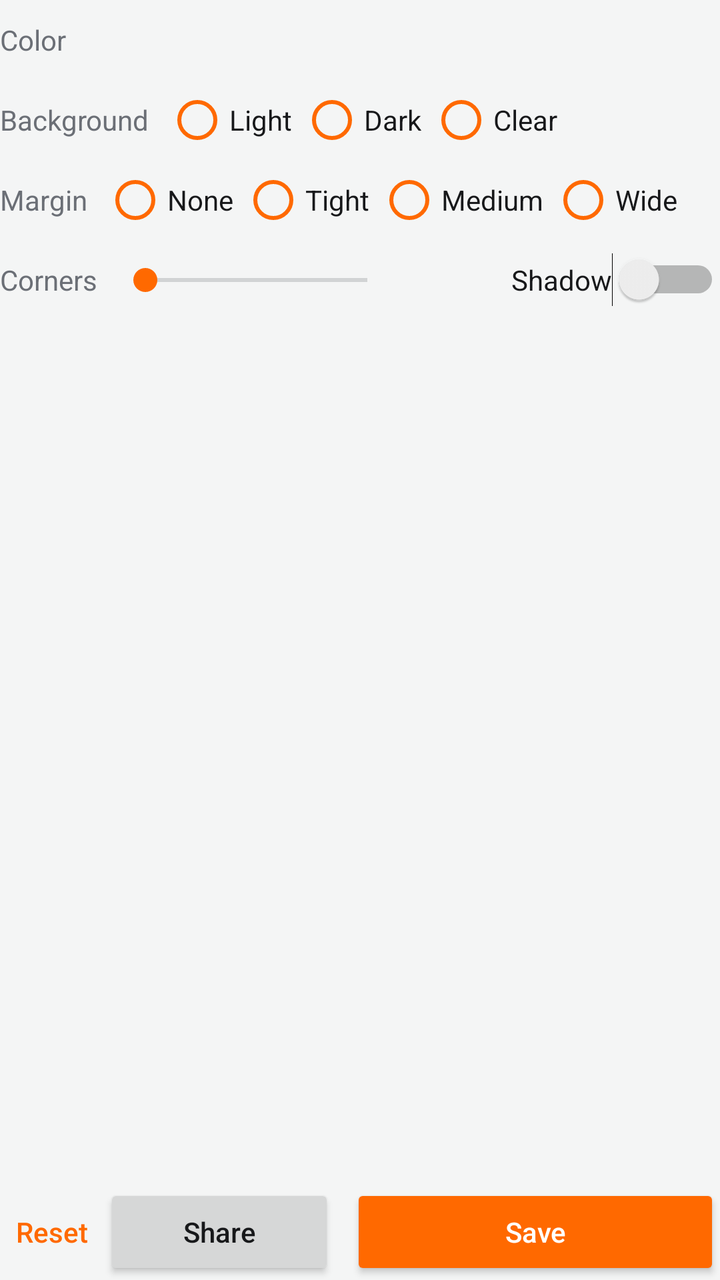
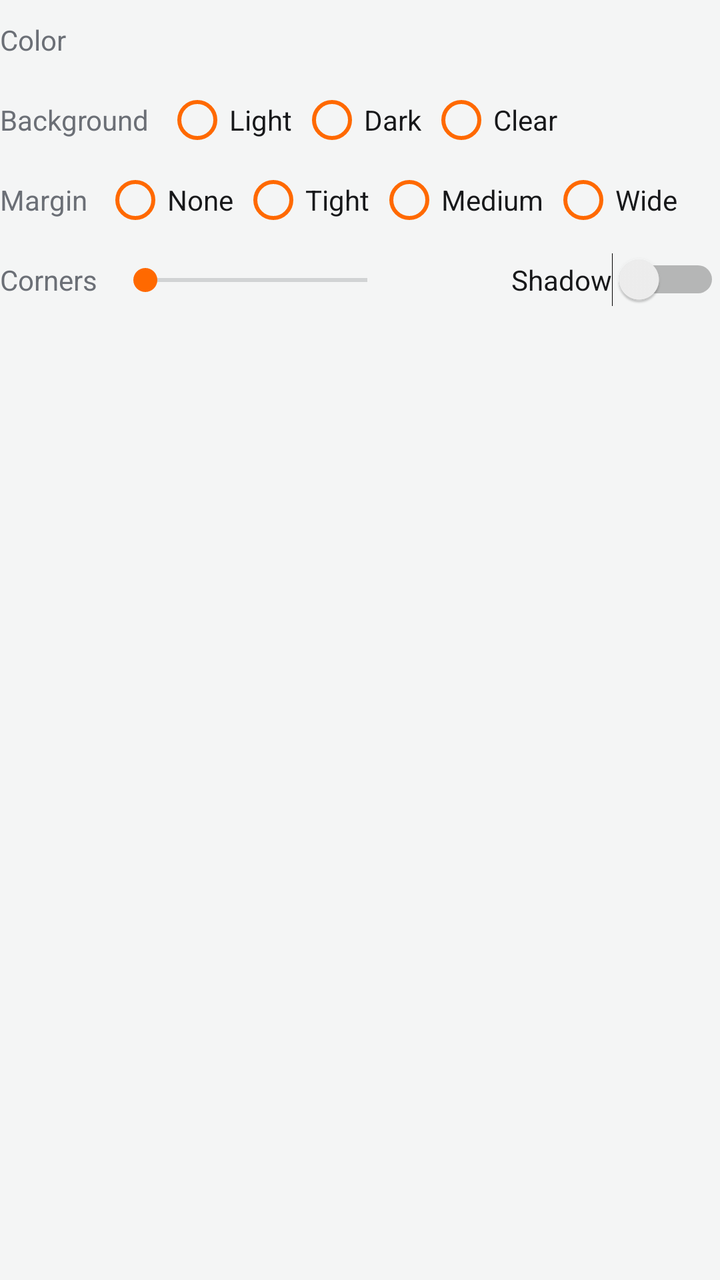

Before-and-after screenshots of an Android layout around one commit, followed by the original layout XML and the change that was made.
<!-- AndroidManifest.xml: application theme AppTheme -->
<!-- res/layout/options_panel.xml -->
<?xml version="1.0" encoding="utf-8"?>
<LinearLayout xmlns:android="http://schemas.android.com/apk/res/android"
    android:layout_width="match_parent"
    android:layout_height="wrap_content"
    android:orientation="vertical">

    <LinearLayout style="@style/OptionRow">

        <TextView
            style="@style/OptionLabel"
            android:text="@string/opt_color" />

        
        <HorizontalScrollView
            android:layout_width="0dp"
            android:layout_height="wrap_content"
            android:layout_weight="1"
            android:scrollbars="none">

            <RadioGroup
                android:id="@+id/finish"
                android:layout_width="wrap_content"
                android:layout_height="wrap_content"
                android:orientation="horizontal" />
        </HorizontalScrollView>
    </LinearLayout>

    <LinearLayout style="@style/OptionRow">

        <TextView
            style="@style/OptionLabel"
            android:text="@string/opt_background" />

        
        <HorizontalScrollView
            android:layout_width="0dp"
            android:layout_height="wrap_content"
            android:layout_weight="1"
            android:scrollbars="none">

            <RadioGroup
                android:id="@+id/background"
                android:layout_width="wrap_content"
                android:layout_height="wrap_content"
                android:orientation="horizontal">

                <RadioButton
                    android:id="@+id/bg_light"
                    style="@style/Choice"
                    android:text="@string/bg_light" />

                <RadioButton
                    android:id="@+id/bg_dark"
                    style="@style/Choice"
                    android:text="@string/bg_dark" />

                <RadioButton
                    android:id="@+id/bg_transparent"
                    style="@style/Choice"
                    android:text="@string/bg_transparent" />
            </RadioGroup>
        </HorizontalScrollView>
    </LinearLayout>

    <LinearLayout style="@style/OptionRow">

        <TextView
            style="@style/OptionLabel"
            android:text="@string/opt_margin" />

        
        <HorizontalScrollView
            android:layout_width="0dp"
            android:layout_height="wrap_content"
            android:layout_weight="1"
            android:scrollbars="none">

            <RadioGroup
                android:id="@+id/padding"
                android:layout_width="wrap_content"
                android:layout_height="wrap_content"
                android:orientation="horizontal">

                <RadioButton
                    android:id="@+id/pad_none"
                    style="@style/Choice"
                    android:text="@string/pad_none" />

                <RadioButton
                    android:id="@+id/pad_tight"
                    style="@style/Choice"
                    android:text="@string/pad_tight" />

                <RadioButton
                    android:id="@+id/pad_normal"
                    style="@style/Choice"
                    android:text="@string/pad_normal" />

                <RadioButton
                    android:id="@+id/pad_loose"
                    style="@style/Choice"
                    android:text="@string/pad_loose" />
            </RadioGroup>
        </HorizontalScrollView>
    </LinearLayout>

    <LinearLayout style="@style/OptionRow">

        <TextView
            style="@style/OptionLabel"
            android:text="@string/opt_corners" />

        <SeekBar
            android:id="@+id/radius"
            android:layout_width="0dp"
            android:layout_height="wrap_content"
            android:layout_weight="1"
            android:max="16"
            android:progressTint="@color/accent"
            android:thumbTint="@color/accent" />

        <TextView
            android:id="@+id/radius_value"
            android:layout_width="wrap_content"
            android:layout_height="wrap_content"
            android:gravity="end"
            android:maxLines="1"
            android:minWidth="44dp"
            android:textColor="@color/muted"
            android:textSize="13sp" />

        <Switch
            android:id="@+id/shadow"
            android:layout_width="wrap_content"
            android:layout_height="wrap_content"
            android:layout_marginStart="12dp"
            android:maxLines="1"
            android:text="@string/shadow"
            android:textColor="@color/text" />
    </LinearLayout>

    
    <View
        android:layout_width="match_parent"
        android:layout_height="0dp"
        android:layout_weight="1" />

    <LinearLayout
        android:layout_width="match_parent"
        android:layout_height="wrap_content"
        android:layout_marginTop="4dp"
        android:gravity="center_vertical"
        android:orientation="horizontal">

        <Button
            android:id="@+id/reset"
            style="?android:attr/borderlessButtonStyle"
            android:layout_width="wrap_content"
            android:layout_height="wrap_content"
            android:minWidth="0dp"
            android:paddingHorizontal="8dp"
            android:text="@string/reset"
            android:textColor="@color/accent" />

        <Button
            android:id="@+id/share"
            android:layout_width="0dp"
            android:layout_height="wrap_content"
            android:layout_weight="1"
            android:maxLines="1"
            android:text="@string/share" />

        <Button
            android:id="@+id/save"
            android:layout_width="0dp"
            android:layout_height="wrap_content"
            android:layout_marginStart="8dp"
            android:layout_weight="1.6"
            android:backgroundTint="@color/accent"
            android:maxLines="1"
            android:text="@string/save"
            android:textColor="#FFFFFF" />
    </LinearLayout>
</LinearLayout>
<!-- resources referenced by this layout -->
<resources>
  <color name="accent">#FF6900</color>
  <color name="muted">#6B6F76</color>
  <color name="text">#17181A</color>
  <string name="bg_dark">Dark</string>
  <string name="bg_light">Light</string>
  <string name="bg_transparent">Clear</string>
  <string name="opt_background">Background</string>
  <string name="opt_color">Color</string>
  <string name="opt_corners">Corners</string>
  <string name="opt_margin">Margin</string>
  <string name="pad_loose">Wide</string>
  <string name="pad_none">None</string>
  <string name="pad_normal">Medium</string>
  <string name="pad_tight">Tight</string>
  <string name="reset">Reset</string>
  <string name="save">Save</string>
  <string name="shadow">Shadow</string>
  <string name="share">Share</string>
  <style name="Choice">
          <item name="android:layout_width">wrap_content</item>
          <item name="android:layout_height">wrap_content</item>
          <item name="android:layout_marginEnd">4dp</item>
          <item name="android:textSize">14sp</item>
          <item name="android:maxLines">1</item>
          <item name="android:textColor">@color/text</item>
          <item name="android:buttonTint">@color/accent</item>
      </style>
  <style name="OptionLabel">
          <item name="android:layout_width">wrap_content</item>
          <item name="android:minWidth">40dp</item>
          <item name="android:layout_marginEnd">8dp</item>
          <item name="android:maxLines">1</item>
          <item name="android:layout_height">wrap_content</item>
          <item name="android:textColor">@color/muted</item>
          <item name="android:textSize">14sp</item>
      </style>
  <style name="OptionRow">
          <item name="android:layout_width">match_parent</item>
          <item name="android:layout_height">wrap_content</item>
          <item name="android:gravity">center_vertical</item>
          <item name="android:orientation">horizontal</item>
          <item name="android:minHeight">40dp</item>
      </style>
  <style name="AppTheme" parent="android:Theme.Material.Light.NoActionBar">
          <item name="android:colorAccent">@color/accent</item>
          <item name="android:colorPrimary">@color/accent</item>
          <item name="android:windowBackground">@color/bg</item>
          <item name="android:textColorPrimary">@color/text</item>
          <item name="android:textColorSecondary">@color/muted</item>
          <item name="android:windowLightStatusBar">true</item>
          <item name="android:windowLightNavigationBar">true</item>
          <item name="android:textAppearanceButton">@style/ButtonText</item>
      </style>
  <color name="bg">#F4F5F5</color>
  <style name="ButtonText" parent="android:TextAppearance.Material.Button">
          <item name="android:textAllCaps">false</item>
      </style>
</resources>

<!-- the commit's change to res/layout/options_panel.xml (unified diff, before → after) -->
@@ -138,47 +138,4 @@
             android:text="@string/shadow"
             android:textColor="@color/text" />
     </LinearLayout>
-
-    
-    <View
-        android:layout_width="match_parent"
-        android:layout_height="0dp"
-        android:layout_weight="1" />
-
-    <LinearLayout
-        android:layout_width="match_parent"
-        android:layout_height="wrap_content"
-        android:layout_marginTop="4dp"
-        android:gravity="center_vertical"
-        android:orientation="horizontal">
-
-        <Button
-            android:id="@+id/reset"
-            style="?android:attr/borderlessButtonStyle"
-            android:layout_width="wrap_content"
-            android:layout_height="wrap_content"
-            android:minWidth="0dp"
-            android:paddingHorizontal="8dp"
-            android:text="@string/reset"
-            android:textColor="@color/accent" />
-
-        <Button
-            android:id="@+id/share"
-            android:layout_width="0dp"
-            android:layout_height="wrap_content"
-            android:layout_weight="1"
-            android:maxLines="1"
-            android:text="@string/share" />
-
-        <Button
-            android:id="@+id/save"
-            android:layout_width="0dp"
-            android:layout_height="wrap_content"
-            android:layout_marginStart="8dp"
-            android:layout_weight="1.6"
-            android:backgroundTint="@color/accent"
-            android:maxLines="1"
-            android:text="@string/save"
-            android:textColor="#FFFFFF" />
-    </LinearLayout>
 </LinearLayout>
<!-- resource entries referenced after the edit -->
@@ -14,10 +14,7 @@
   <string name="pad_none">None</string>
   <string name="pad_normal">Medium</string>
   <string name="pad_tight">Tight</string>
-  <string name="reset">Reset</string>
-  <string name="save">Save</string>
   <string name="shadow">Shadow</string>
-  <string name="share">Share</string>
   <style name="Choice">
           <item name="android:layout_width">wrap_content</item>
           <item name="android:layout_height">wrap_content</item>
